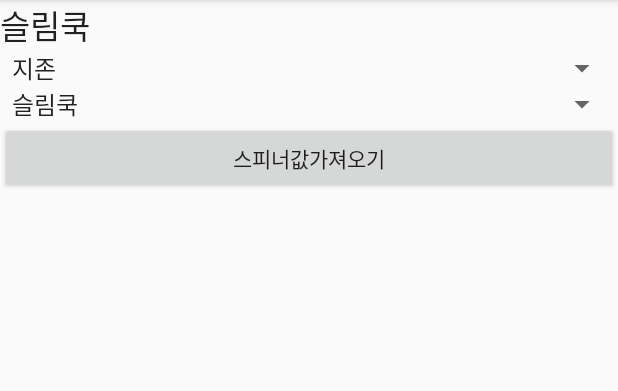
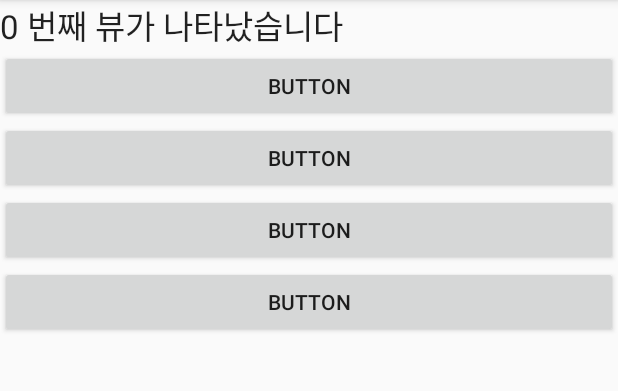
Before and after one commit to Hyunndy/Hyunndy_AndroidProject_001, an Android app: the screen it shows after launch (MainActivity), on a phone screen of 412 x 824 dp, the part 84-475 px from its top. Run offline under Robolectric (Android 15) with nearby library versions, the phone set to English and light mode, and no system bars.

Commit message:
for Studying ViewPager

```diff
--- a/app/src/main/java/com/example/hyunndy_01/MainActivity.kt
+++ b/app/src/main/java/com/example/hyunndy_01/MainActivity.kt
@@ -9,67 +9,83 @@ import android.view.KeyEvent
 import android.view.View
 import android.view.ViewGroup
 import android.widget.*
+import androidx.viewpager.widget.PagerAdapter
+import androidx.viewpager.widget.ViewPager
 import kotlinx.android.synthetic.main.activity_main.*
 import org.w3c.dom.Text
 
 class MainActivity : AppCompatActivity() {
 
-    var data1 = arrayOf("지존", "현지", "존예")
-    var data2 = arrayOf("슬림쿡", "다이어트", "도시락")
+   // var data1 = arrayOf("지존", "현지", "존예")
+    //var data2 = arrayOf("슬림쿡", "다이어트", "도시락")
 
+
+    //1. 뷰들을 담을 리스트
+    var view_list = ArrayList<View>()
 
     override fun onCreate(savedInstanceState: Bundle?) {
         super.onCreate(savedInstanceState)
         setContentView(R.layout.activity_main)
 
+        // 2. 뷰리스트에 add.
+        view_list.add(layoutInflater.inflate(R.layout.view1,null))
+        view_list.add(layoutInflater.inflate(R.layout.view2,null))
+        view_list.add(layoutInflater.inflate(R.layout.view3,null))
 
-        var adpater = ArrayAdapter(this, android.R.layout.simple_spinner_item, data1)
-        var adapter2 = ArrayAdapter(this, android.R.layout.simple_spinner_item, data2)
+        viewpager.adapter = CustomAdapter()
 
-        adpater.setDropDownViewResource(android.R.layout.simple_spinner_dropdown_item)
-        adapter2.setDropDownViewResource(android.R.layout.simple_spinner_dropdown_item)
+        // 리스너 익명 중첩 클래스
+        viewpager.addOnPageChangeListener(object : ViewPager.OnPageChangeListener{
+            // 스크롤 상태가 변경되었을 때
+            override fun onPageScrollStateChanged(state: Int) {
+
+            }
 
 
-        spinner.adapter = adpater
-        spinner2.adapter = adapter2
-
-        // inner 클래스
-        var listener = SpinnerListener()
-        spinner.onItemSelectedListener = listener
-
-        // 익명 중첩 클래스
-        spinner2.onItemSelectedListener = object : AdapterView.OnItemSelectedListener
-        {
-            override fun onItemSelected(
-                parent: AdapterView<*>?,
-                view: View?,
+            override fun onPageScrolled(
                 position: Int,
-                id: Long
+                positionOffset: Float,
+                positionOffsetPixels: Int
             ) {
-                textView.text = data2[position]
+                textView.text = "${position} 번째 뷰가 나타났습니다"
             }
 
-            override fun onNothingSelected(parent: AdapterView<*>?) {
+            // 클릭했을 때 반응
+            override fun onPageSelected(position: Int) {
 
             }
+            })
+    }
+
+    inner class CustomAdapter : PagerAdapter()
+    {
+        override fun getCount(): Int {
+            return view_list.size
         }
 
-        button.setOnClickListener {view ->
-            textView.text = data1[spinner.selectedItemPosition] + "\n"
-            textView.append(data2[spinner2.selectedItemPosition])
+        // 현재 객체가 보여줄 객체와 일치 하는지!
+        // 코틀린은 저 따옴표로 키워드를 생성할 수 있다.
+        override fun isViewFromObject(view: View, `object`: Any): Boolean {
+            return view == `object`
+        }
 
+        // 항목을 구성하기 위해 호출하는 함수.
+        // 보여주고자 하는 항목을 Pager 객체에 넣고 반환해주면된다.
+        override fun instantiateItem(container: ViewGroup, position: Int): Any {
+
+            // 이 함수 다음에 isViewFromObject()가 호출이 되서,
+            // 이게 첫번째 인자, return 값이 2번째 인자로 들어간다.
+            viewpager.addView(view_list[position])
+
+            return view_list[position]
+        }
+
+        // 더이상 안보여지는 항목을 없애주는 메소드.
+        // 이게 없으면 정상 작동x
+        override fun destroyItem(container: ViewGroup, position: Int, `object`: Any) {
+            viewpager.removeView(`object` as View)
+            //obj를 View로 형변환하고 제거해라.
         }
     }
 
-    inner class SpinnerListener : AdapterView.OnItemSelectedListener
-    {
-        // position 이 사용자가 선택한 항목의 인덱스
-        override fun onItemSelected(parent: AdapterView<*>?, view: View?, position: Int, id: Long) {
-            textView.text = data1[position]
-        }
-
-        override fun onNothingSelected(parent: AdapterView<*>?) {
-
-        }
-    }
 }
--- a/app/src/main/res/layout/activity_main.xml
+++ b/app/src/main/res/layout/activity_main.xml
@@ -14,20 +14,9 @@
         android:text="TextView"
         android:textAppearance="@style/TextAppearance.AppCompat.Large" />
 
-    <Spinner
-        android:id="@+id/spinner"
+    <androidx.viewpager.widget.ViewPager
+        android:id="@+id/viewpager"
         android:layout_width="match_parent"
-        android:layout_height="wrap_content" />
-
-    <Spinner
-        android:id="@+id/spinner2"
-        android:layout_width="match_parent"
-        android:layout_height="wrap_content" />
-
-    <Button
-        android:id="@+id/button"
-        android:layout_width="match_parent"
-        android:layout_height="wrap_content"
-        android:text="스피너값가져오기" />
+        android:layout_height="match_parent" />
 
 </LinearLayout>
--- /dev/null
+++ b/app/src/main/res/layout/view1.xml
@@ -0,0 +1,29 @@
+<?xml version="1.0" encoding="utf-8"?>
+<LinearLayout xmlns:android="http://schemas.android.com/apk/res/android"
+    android:orientation="vertical" android:layout_width="match_parent"
+    android:layout_height="match_parent">
+
+    <Button
+        android:id="@+id/button"
+        android:layout_width="match_parent"
+        android:layout_height="wrap_content"
+        android:text="Button" />
+
+    <Button
+        android:id="@+id/button2"
+        android:layout_width="match_parent"
+        android:layout_height="wrap_content"
+        android:text="Button" />
+
+    <Button
+        android:id="@+id/button3"
+        android:layout_width="match_parent"
+        android:layout_height="wrap_content"
+        android:text="Button" />
+
+    <Button
+        android:id="@+id/button4"
+        android:layout_width="match_parent"
+        android:layout_height="wrap_content"
+        android:text="Button" />
+</LinearLayout>
```
Also changed, not shown: app/src/main/res/layout/view2.xml (added, +29 -0 lines), app/src/main/res/layout/view3.xml (added, +33 -0 lines).
